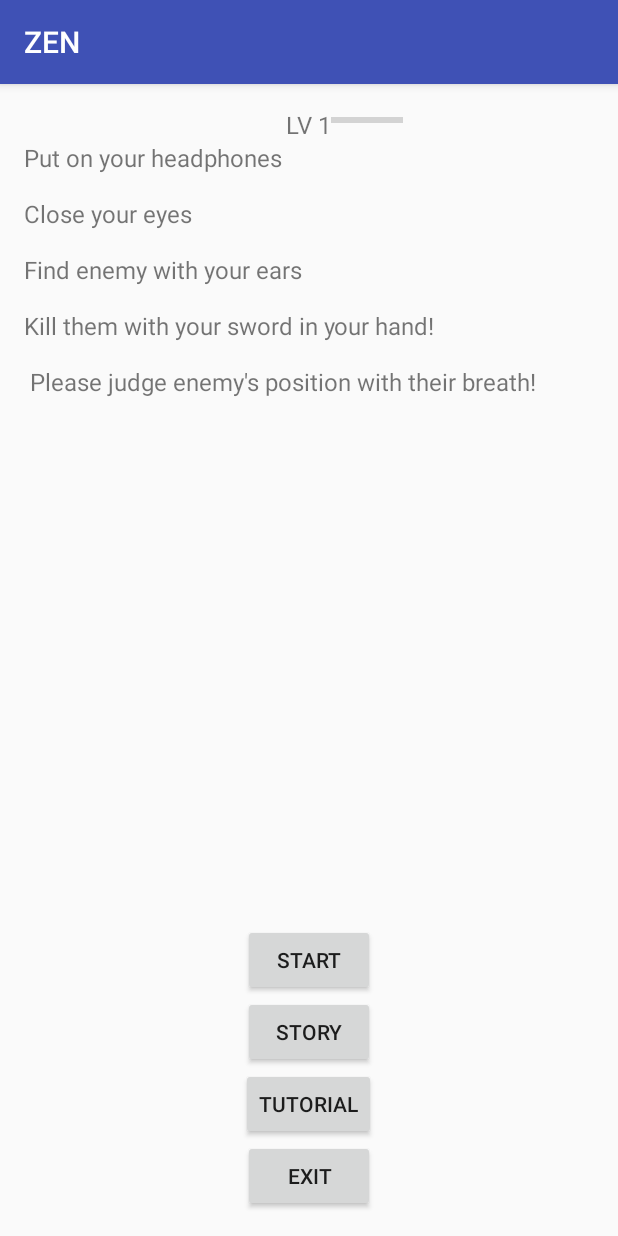
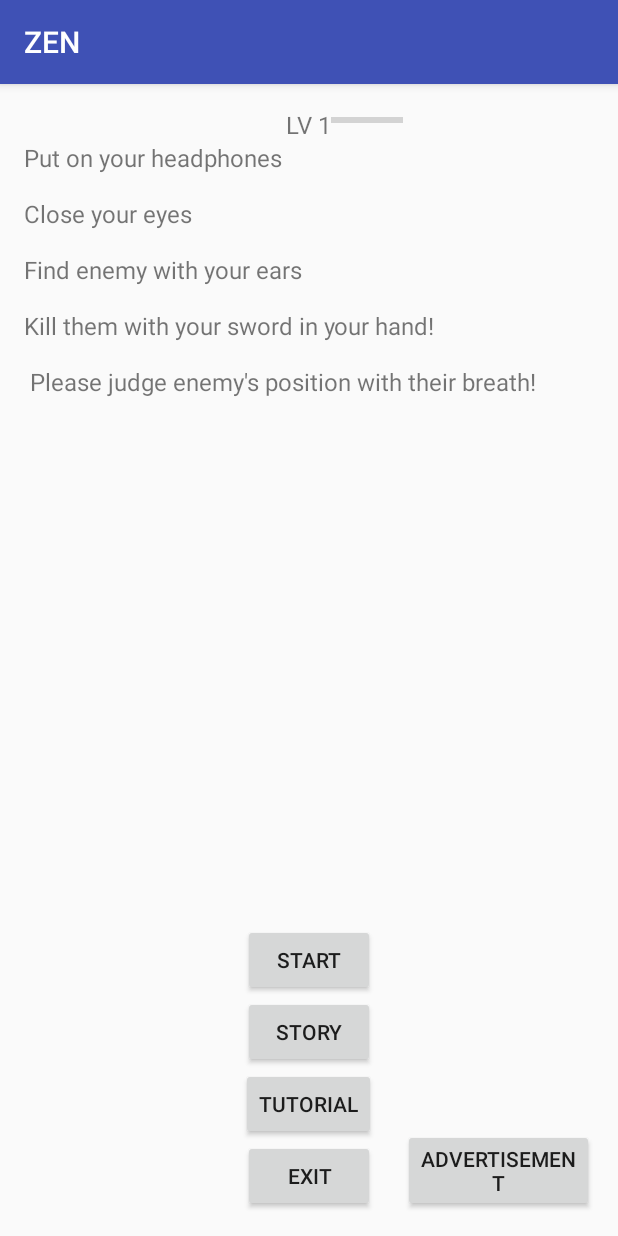
Before and after one commit to milkcoffeeman/NinjaCoverGame, an Android app: the screen it shows after launch (MainActivity), on a phone screen of 412 x 824 dp. Run offline under Robolectric (Android 15) with nearby library versions, the phone set to English and light mode, and no system bars.

Commit message:
Advertisement function

```diff
--- a/app/build.gradle
+++ b/app/build.gradle
@@ -24,4 +24,10 @@ dependencies {
     testCompile 'junit:junit:4.12'
     compile 'com.android.support:appcompat-v7:23.3.0'
     compile 'com.android.support:design:23.3.0'
+    compile 'com.purplebrain.adbuddiz.sdk:AdBuddiz-Java:3.+'
 }
+repositories {
+    maven {
+        url 'http://repository.adbuddiz.com/maven'
+    }
+}
--- a/app/src/main/java/com/kid/ninjacovergame/MainActivity.java
+++ b/app/src/main/java/com/kid/ninjacovergame/MainActivity.java
@@ -23,6 +23,7 @@ public class MainActivity extends AppCompatActivity {
     private Button btn_exit;
     private Button btn_story;
     private Button btn_select;
+    private Button btn_advertisement;
     private TextView tv_level;
     private ProgressBar pb_level;
 
@@ -42,6 +43,7 @@ public class MainActivity extends AppCompatActivity {
         btn_exit = (Button) findViewById(R.id.button_exit);
         btn_story = (Button) findViewById(R.id.button_story);
         btn_select = (Button) findViewById(R.id.btn_select);
+        btn_advertisement = (Button) findViewById(R.id.btn_advertisement);
         tv_level = (TextView) findViewById(R.id.tv_level);
         pb_level = (ProgressBar) findViewById(R.id.progressBar);
 
@@ -115,6 +117,15 @@ public class MainActivity extends AppCompatActivity {
                 finish();
             }
         });
+        btn_advertisement.setOnClickListener(new View.OnClickListener() {
+            @Override
+            public void onClick(View v) {
+                Intent intent = new Intent();
+                intent.setClass(MainActivity.this, AdvertiseActivity.class);
+                startActivity(intent);
+                finish();
+            }
+        });
     }
 
     @Override
--- a/app/src/main/res/layout/activity_main.xml
+++ b/app/src/main/res/layout/activity_main.xml
@@ -76,5 +76,14 @@
         android:visibility="invisible"
         android:layout_alignParentStart="true" />
 
+    <Button
+        android:layout_width="wrap_content"
+        android:layout_height="wrap_content"
+        android:id="@+id/btn_advertisement"
+        android:text="@string/advertisement"
+        android:layout_alignParentBottom="true"
+        android:layout_toRightOf="@+id/progressBar"
+        android:layout_toEndOf="@+id/progressBar" />
+
 
 </RelativeLayout>
--- a/app/src/main/res/values/strings.xml
+++ b/app/src/main/res/values/strings.xml
@@ -27,6 +27,8 @@
     <string name="button_select">select</string>
     <string name="please_move">Please take the action in three seconds!</string>
     <string name="no_sensor">Sorry, your phone does not have the needed sensors...</string>
+    <string name="advertisement">advertisement</string>
+    <string name="show_ad">show ad</string>
 
     <string name="thanks">I am the creator of this game. If you read this letter, it means that you have already finish this story. This is my first game, it is not good. But I have to say it is my honour to have such a friend like you! Anyway, I am here waiting for your feedback if you like it.</string>
     <string name="story">Birth in the Secular\n.Live in the Mountain\n.Seek in the Ocean\n.Purify in the Church\n.Complete in the Soul\n.</string>
```
Also changed, not shown: app/src/main/AndroidManifest.xml (+7 -1 lines), app/src/main/java/com/kid/ninjacovergame/AdvertiseActivity.java (added, +56 -0 lines), app/src/main/res/layout/activity_advertise.xml (added, +29 -0 lines), 1 other file.
